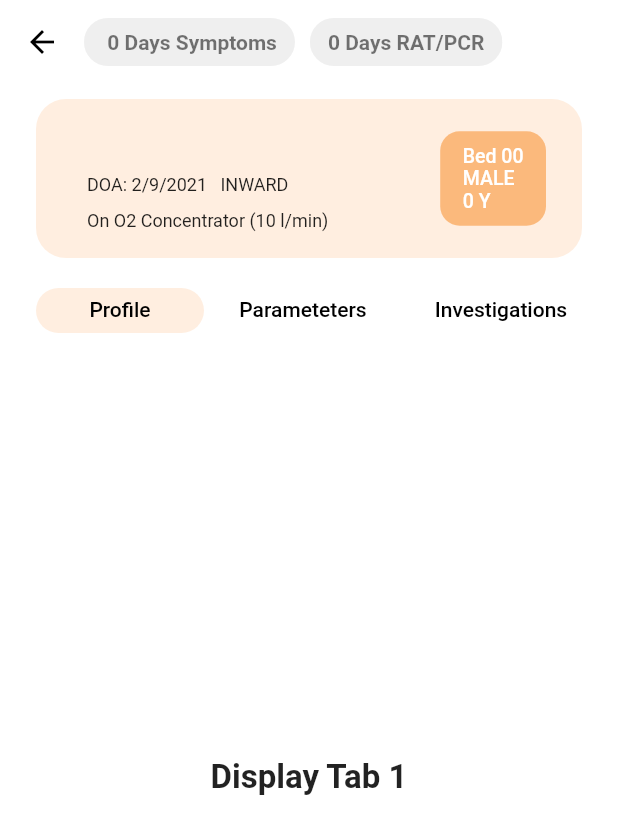
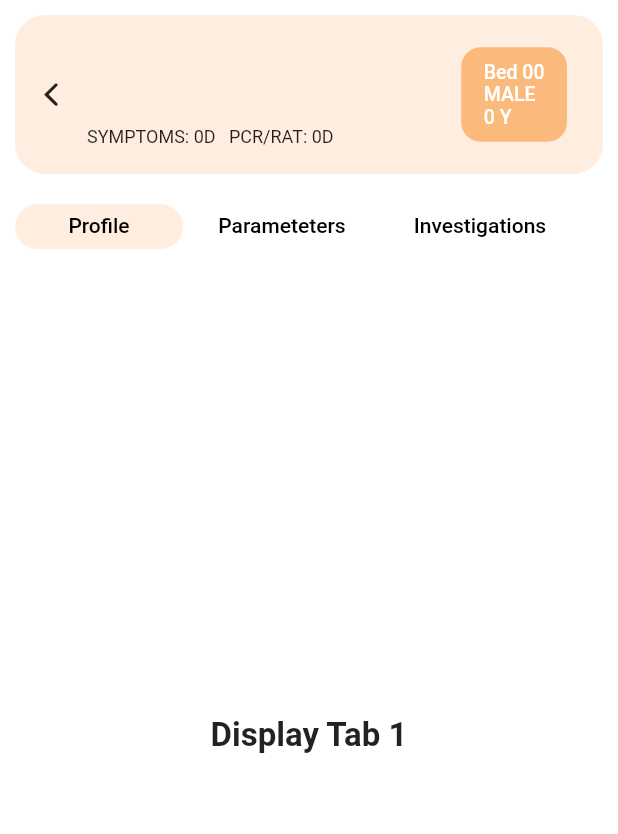
Before and after one commit to thasanhe/hdu-management, a Flutter app: the PatientProfile screen opened directly with empty values, on a phone screen of 412 x 824 dp. Shown: the top 834 px of the screen. Run offline on Flutter 3.47's test engine with Material 2 defaults, Android fonts, the phone set to English and light mode, and no system bars; our stand-ins replace cloud_firestore, device_preview; missing offline and left inert: dart:js, textfield_tags; accounts and stored records are empty.

Commit message:
Refactoring patient management tab

```diff
--- a/lib/models/patient.dart
+++ b/lib/models/patient.dart
@@ -18,7 +18,7 @@ class Patient {
 
   DateTime? dateOfAdmissionHospital;
 
-  PatientStatus currentStatus;
+  String currentStatus;
 
   DateTime? dateOfAdmissionHDU;
   DateTime? dateOfDischarge;
@@ -67,7 +67,7 @@ class Patient {
       gender: doc['gender'] == 'male' ? Gender.male : Gender.female,
       symptomsDate: symptomsDate.toDate(),
       pcrRatDate: pcrRatDate.toDate(),
-      currentStatus: Utils.patientStatusFromString(doc['currentStatus']),
+      currentStatus: doc['currentStatus'],
       dateOfAdmissionHDU: dateOfAdmissionHDU.toDate(),
       bedNumber: doc['bedNumber'] != 100000 ? doc['bedNumber'] : null,
     );
--- a/lib/screens/admission.dart
+++ b/lib/screens/admission.dart
@@ -65,7 +65,7 @@ class _AdmissionPageState extends State<Admission> {
         name: this.name!,
         bhtNumber: double.parse(this.bht!),
         gender: this.gender == 'Male' ? Gender.male : Gender.female,
-        currentStatus: PatientStatus.inward,
+        currentStatus: 'inward',
         symptomsDate: this.symptomsDate!,
         pcrRatDate: this.pcrRatDate!,
         bedNumber: this.bedNumber,
--- a/lib/screens/patient_profile.dart
+++ b/lib/screens/patient_profile.dart
@@ -64,64 +64,26 @@ class _PatientProfileState extends State<PatientProfile>
 
   @override
   Widget build(BuildContext context) {
-    final daysfromSymptoms =
-        DateTime.now().difference(widget.patient.symptomsDate).inDays;
-    final daysFromRAT =
-        DateTime.now().difference(widget.patient.pcrRatDate).inDays;
-    return GestureDetector(
-      onTap: () => FocusManager.instance.primaryFocus?.unfocus(),
-      child: Scaffold(
-        appBar: AppBar(
-          titleSpacing: 0,
-          title: Container(
-            height: 35,
-            child: ListView(
-              scrollDirection: Axis.horizontal,
-              shrinkWrap: true,
-              children: [
-                Chip(
-                  label: Text(
-                    " $daysfromSymptoms Days Symptoms",
-                    style: TextStyle(
-                      color: Colors.black54,
-                      fontWeight: FontWeight.bold,
-                    ),
-                  ),
-                  backgroundColor: Color(0xffEFEFEF),
-                ),
-                SizedBox(
-                  width: 10,
-                ),
-                Chip(
-                  label: Text(
-                    "$daysFromRAT Days RAT/PCR",
-                    style: TextStyle(
-                      color: Colors.black54,
-                      fontWeight: FontWeight.bold,
-                    ),
-                  ),
-                  backgroundColor: Color(0xffEFEFEF),
-                ),
-              ],
-            ),
-          ),
-          iconTheme: IconThemeData(
-            color: Colors.black,
-          ),
-          elevation: 0,
-          backgroundColor: Colors.white,
-        ),
+    return Scaffold(
+      // appBar: AppBar(
+      //   titleSpacing: 0,
+      //   iconTheme: IconThemeData(
+      //     color: Colors.black,
+      //   ),
+      //   elevation: 0,
+      //   backgroundColor: Colors.white,
+      // ),
 
       body: Container(
         color: Colors.white,
-          padding: EdgeInsets.symmetric(vertical: 10, horizontal: 24),
+        padding: EdgeInsets.symmetric(vertical: 10, horizontal: 10),
         child: Column(
             crossAxisAlignment: CrossAxisAlignment.stretch,
             mainAxisAlignment: MainAxisAlignment.start,
             children: <Widget>[
               PatientsTile(
                 patient: widget.patient,
-                  isGestureEnabled: false,
+                isSearch: false,
               ),
               DefaultTabController(
                 length: 4, // length of tabs
@@ -156,8 +118,7 @@ class _PatientProfileState extends State<PatientProfile>
                               width: 100,
                             ),
                             Container(
-                                child:
-                                    Tab(text: 'Investigations'), //lab reports
+                              child: Tab(text: 'Investigations'), //lab reports
                               width: 100,
                             ),
                             Container(
@@ -217,7 +178,6 @@ class _PatientProfileState extends State<PatientProfile>
       //   ],
       // ),
       // ),
-      ),
     );
   }
 }
--- a/lib/screens/patient_search.dart
+++ b/lib/screens/patient_search.dart
@@ -80,7 +80,7 @@ class _PatientSearchState extends State<PatientSearch> {
       this.patientsForList!.forEach((patient) {
         listItems.add(PatientsTile(
           patient: patient,
-          isGestureEnabled: true,
+          isSearch: true,
         ));
       });
 
--- a/lib/services/patient_service.dart
+++ b/lib/services/patient_service.dart
@@ -61,7 +61,7 @@ class PatientService {
         "contactNumber": patient.contactNumber,
         "symptomsDate": patient.symptomsDate,
         "pcrRatDate": patient.pcrRatDate,
-        "currentStatus": Utils.patientStatusToString(patient.currentStatus),
+        "currentStatus": patient.currentStatus,
         "dateOfAdmissionHospital": patient.dateOfAdmissionHospital,
         "dateOfDischarge": patient.dateOfDischarge,
         "dateOfTransfer": patient.dateOfTransfer,
--- a/lib/widgets/patient_tile.dart
+++ b/lib/widgets/patient_tile.dart
@@ -7,9 +7,9 @@ import 'package:hdu_management/utils/utils.dart';
 
 class PatientsTile extends StatelessWidget {
   final Patient patient;
-  final bool isGestureEnabled;
+  final bool isSearch;
 
-  PatientsTile({required this.patient, required this.isGestureEnabled});
+  PatientsTile({required this.patient, required this.isSearch});
 
   @override
   Widget build(BuildContext context) {
@@ -25,12 +25,15 @@ class PatientsTile extends StatelessWidget {
     final name = patient.name;
     final gender = Gender.male == patient.gender ? 'MALE' : 'FEMALE';
     final age = patient.age.toString();
-    final status =
-        Utils.patientStatusToString(patient.currentStatus).toUpperCase();
+    final status = patient.currentStatus.toUpperCase();
 
+    final daysfromSymptoms =
+        DateTime.now().difference(patient.symptomsDate).inDays;
+    final daysFromRAT = DateTime.now().difference(patient.pcrRatDate).inDays;
+
+    buildTileForSearch() {
       return GestureDetector(
-      onTap: isGestureEnabled
-          ? () {
+        onTap: () {
           Navigator.push(
             context,
             MaterialPageRoute(
@@ -39,8 +42,7 @@ class PatientsTile extends StatelessWidget {
               ),
             ),
           );
-            }
-          : null,
+        },
         child: Column(
           children: [
             Container(
@@ -70,15 +72,18 @@ class PatientsTile extends StatelessWidget {
                           height: 10,
                         ),
                         Text(
-                        "DOA: $dateOfAdmission   $status",
-                        style: TextStyle(fontSize: 12),
+                          "$status",
+                          style: TextStyle(
+                              fontSize: 12, fontWeight: FontWeight.bold),
                         ),
                         SizedBox(
                           height: 10,
                         ),
                         Text(
-                        "On O2 Concentrator (10 l/min)",
-                        style: TextStyle(fontSize: 12),
+                          "SYMPTOMS: ${daysfromSymptoms}D   PCR/RAT: ${daysFromRAT}D",
+                          style: TextStyle(
+                            fontSize: 12,
+                          ),
                         ),
                       ],
                     ),
@@ -107,4 +112,85 @@ class PatientsTile extends StatelessWidget {
         ),
       );
     }
+
+    buildTileForProfile() {
+      return Column(
+        children: [
+          Container(
+            decoration: BoxDecoration(
+                color: Color(0xffFFEEE0),
+                borderRadius: BorderRadius.circular(20)),
+            padding: EdgeInsets.only(left: 0, right: 24, top: 18, bottom: 18),
+            child: Row(
+              mainAxisAlignment: MainAxisAlignment.spaceBetween,
+              // crossAxisAlignment: CrossAxisAlignment.start,
+              children: <Widget>[
+                IconButton(
+                    onPressed: () {
+                      Navigator.pop(context);
+                    },
+                    icon: Icon(CupertinoIcons.back)),
+                // SizedBox(
+                //   width: 5,
+                // ),
+                Expanded(
+                  child: Column(
+                    crossAxisAlignment: CrossAxisAlignment.stretch,
+                    mainAxisAlignment: MainAxisAlignment.spaceBetween,
+                    children: <Widget>[
+                      // IconButton(
+                      //     onPressed: () {}, icon: Icon(CupertinoIcons.back)),
+                      Text(
+                        "$name",
+                        overflow: TextOverflow.ellipsis,
+                        softWrap: true,
+                        style:
+                            TextStyle(color: Color(0xffFC9535), fontSize: 19),
+                      ),
+                      SizedBox(
+                        height: 10,
+                      ),
+                      Text(
+                        "$status",
+                        style: TextStyle(
+                            fontSize: 12, fontWeight: FontWeight.bold),
+                      ),
+                      SizedBox(
+                        height: 10,
+                      ),
+                      Text(
+                        "SYMPTOMS: ${daysfromSymptoms}D   PCR/RAT: ${daysFromRAT}D",
+                        style: TextStyle(
+                          fontSize: 12,
+                        ),
+                      ),
+                    ],
+                  ),
+                ),
+                // Spacer(),
+                Container(
+                  padding: EdgeInsets.symmetric(horizontal: 15, vertical: 9),
+                  decoration: BoxDecoration(
+                      color: Color(0xffFBB97C),
+                      borderRadius: BorderRadius.circular(13)),
+                  child: Text(
+                    "Bed $bedNumber\n$gender\n$age Y",
+                    style: TextStyle(
+                        color: Colors.white,
+                        fontSize: 13,
+                        fontWeight: FontWeight.w500),
+                  ),
+                ),
+              ],
+            ),
+          ),
+          SizedBox(
+            height: 20,
+          ),
+        ],
+      );
     }
+
+    return isSearch ? buildTileForSearch() : buildTileForProfile();
+  }
+}
```
Also changed, not shown: lib/tabs/patient_management.dart (+31 -44 lines), lib/widgets/add_management.dart (renamed from lib/widgets/management_add_tile.dart, +29 -32 lines), lib/widgets/expanded_tile.dart (deleted, +0 -94 lines), lib/widgets/management_tile.dart (deleted, +0 -15 lines), lib/widgets/show_management.dart (added, +118 -0 lines), 1 other file. Lines whose indentation alone changed are shown as unchanged.
